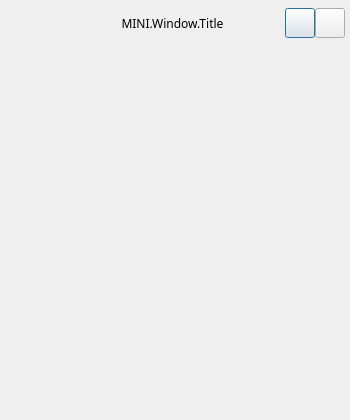
This is Student/forms/LoginMini.ui in HaoYiTech/obs-studio as Qt 5 draws it before an edit. The edited form follows.
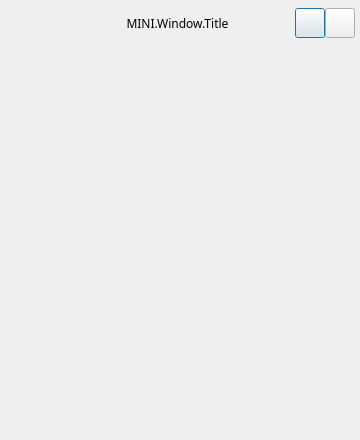
This is the edited form. Icons and pictures are not drawn.

Commit message: 修改 微信小程序登录界面

Diff of the .ui file:
```diff
--- a/Student/forms/LoginMini.ui
+++ b/Student/forms/LoginMini.ui
@@ -9,8 +9,8 @@
    <rect>
     <x>0</x>
     <y>0</y>
-    <width>350</width>
-    <height>420</height>
+    <width>360</width>
+    <height>440</height>
    </rect>
   </property>
   <property name="minimumSize">
@@ -62,7 +62,7 @@
       <number>5</number>
      </property>
      <property name="bottomMargin">
-      <number>10</number>
+      <number>15</number>
      </property>
      <item>
       <widget class="QLabel" name="label">
@@ -190,7 +190,7 @@
       <number>20</number>
      </property>
      <property name="bottomMargin">
-      <number>0</number>
+      <number>10</number>
      </property>
      <item>
       <widget class="QLabel" name="titleQR">
@@ -242,13 +242,13 @@
       <number>20</number>
      </property>
      <property name="topMargin">
-      <number>10</number>
+      <number>0</number>
      </property>
      <property name="rightMargin">
-      <number>20</number>
+      <number>25</number>
      </property>
      <property name="bottomMargin">
-      <number>10</number>
+      <number>0</number>
      </property>
      <item>
       <widget class="QLabel" name="iconScan">
@@ -286,14 +286,14 @@
        <property name="minimumSize">
         <size>
          <width>0</width>
-         <height>40</height>
+         <height>60</height>
         </size>
        </property>
        <property name="text">
         <string notr="true"/>
        </property>
        <property name="alignment">
-        <set>Qt::AlignLeading|Qt::AlignLeft|Qt::AlignVCenter</set>
+        <set>Qt::AlignCenter</set>
        </property>
        <property name="wordWrap">
         <bool>true</bool>
```
